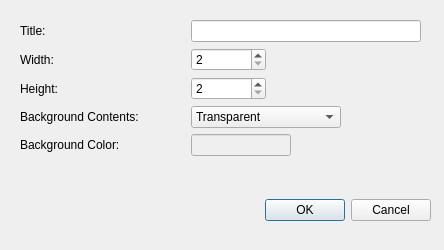
Before: the Qt Designer form A6-SpriteEditor/A6-SpriteEditor/newfiledialog.ui in thePeterPan/CS3505-2016, drawn with Qt 5.
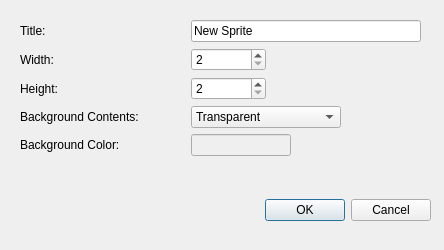
After: the same form once the commit is applied. Custom widgets are drawn as their Qt base class.

Commit message: Added image title and saved state variables to the sprite class.

Patch:
```diff
--- a/A6-SpriteEditor/A6-SpriteEditor/newfiledialog.ui
+++ b/A6-SpriteEditor/A6-SpriteEditor/newfiledialog.ui
@@ -62,7 +62,11 @@
      </widget>
     </item>
     <item row="0" column="1">
-     <widget class="QLineEdit" name="title_lineEdit"/>
+     <widget class="QLineEdit" name="title_lineEdit">
+      <property name="text">
+       <string>New Sprite</string>
+      </property>
+     </widget>
     </item>
     <item row="2" column="0">
      <widget class="QLabel" name="width_label">
```
The commit also changes 4 other files.
